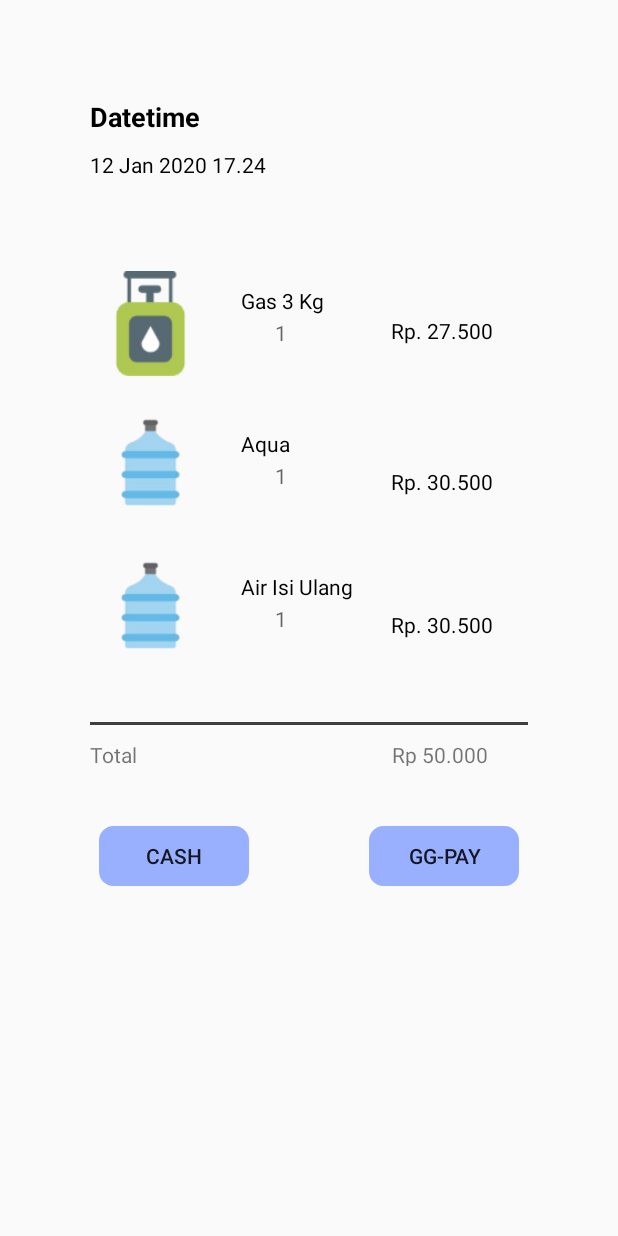
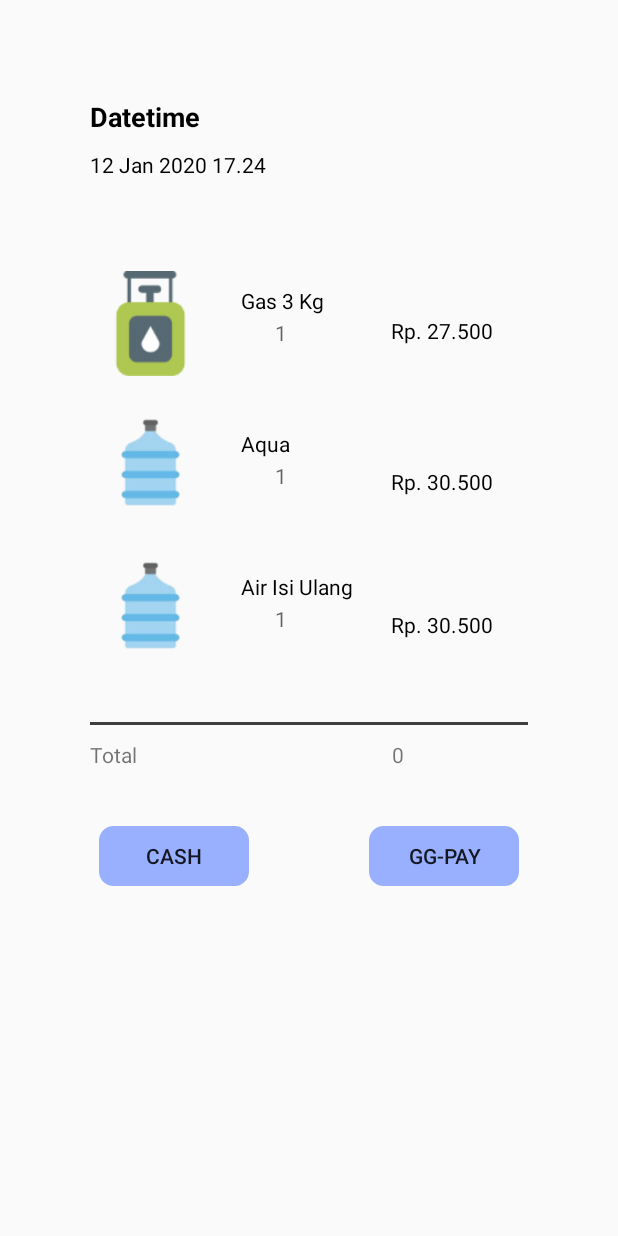
Before and after one commit to rizqikrisandika/Android-Gaslon, an Android app: the orderdetail screen opened directly, with no data from a screen before it, on a phone screen of 412 x 824 dp. Run offline under Robolectric (Android 15) with nearby library versions, the phone set to English and light mode, and no system bars; our stand-ins replace Firebase (no records; nobody signed in at launch, a user with empty details on screens opened directly); 9 statements that could not run were skipped.

Commit message:
update orderdetail tp rung isoh

```diff
--- a/app/src/main/java/com/example/gaslon/Splashscreen.java
+++ b/app/src/main/java/com/example/gaslon/Splashscreen.java
@@ -5,21 +5,18 @@ import android.os.Bundle;
 import android.view.animation.Animation;
 import android.view.animation.AnimationUtils;
 import android.widget.ImageView;
-import android.widget.TextView;
 
 import androidx.appcompat.app.AppCompatActivity;
 
 public class Splashscreen extends AppCompatActivity {
     Animation anim;
     ImageView imageView;
-    TextView textSplash;
 
     @Override
     protected void onCreate(Bundle savedInstanceState) {
         super.onCreate(savedInstanceState);
         setContentView(R.layout.activity_splashscreen);
         imageView = findViewById(R.id.imageView2);
-        textSplash = findViewById(R.id.textSplash);
         anim = AnimationUtils.loadAnimation(getApplicationContext(), R.anim.fade_in);
         anim.setAnimationListener(new Animation.AnimationListener() {
             @Override
--- a/app/src/main/java/com/example/gaslon/orderdetail.java
+++ b/app/src/main/java/com/example/gaslon/orderdetail.java
@@ -6,6 +6,7 @@ import android.widget.TextView;
 import androidx.annotation.NonNull;
 import androidx.appcompat.app.AppCompatActivity;
 
+import com.example.gaslon.Model.OrderData;
 import com.google.firebase.auth.FirebaseAuth;
 import com.google.firebase.database.DataSnapshot;
 import com.google.firebase.database.DatabaseError;
@@ -15,10 +16,11 @@ import com.google.firebase.database.ValueEventListener;
 
 public class orderdetail extends AppCompatActivity {
     private FirebaseAuth mAuth;
-    private DatabaseReference profileUser;
+    private DatabaseReference idorder;
     private String currentUserId;
     private TextView qtGas,qtGalon,qtisi;
     private TextView hrgGas,hrgGalon,hrgIsi,total;
+    OrderData orderData;
 
     @Override
     protected void onCreate(Bundle savedInstanceState) {
@@ -33,25 +35,45 @@ public class orderdetail extends AppCompatActivity {
         hrgIsi = findViewById(R.id.txtHargaDetailIsi);
         total = findViewById(R.id.totalDetail);
 
-        mAuth = FirebaseAuth.getInstance();
-        profileUser = FirebaseDatabase.getInstance().getReference().child("Order");
+        idorder = FirebaseDatabase.getInstance().getReference().child("Order");
 
-        profileUser.addValueEventListener(new ValueEventListener() {
+        idorder.addValueEventListener(new ValueEventListener() {
             @Override
             public void onDataChange(@NonNull DataSnapshot dataSnapshot) {
-                if (dataSnapshot.exists()){
-                    String totalGas = dataSnapshot.child("quantityGas").getValue().toString();
-                    String totalGalon = dataSnapshot.child("quantityGalon").getValue().toString();
-                    String totalIsi = dataSnapshot.child("quantityIsiUlang").getValue().toString();
+                //if (dataSnapshot.exists()){
+                    //String totalGas = dataSnapshot.child("quantityGas").getValue().toString();
+                    //String totalGalon = dataSnapshot.child("quantityGalon").getValue().toString();
+                    //String totalIsi = dataSnapshot.child("quantityIsiUlang").getValue().toString();
 
-                    qtGas.setText(totalGas);
-                    qtGalon.setText(totalGalon);
-                    qtisi.setText(totalIsi);
-                    hrgGas.setText((Integer.parseInt(totalGas))*27500);
-                    hrgGalon.setText((Integer.parseInt(totalGalon))*30500);
-                    hrgIsi.setText((Integer.parseInt(totalIsi))*30500);
-                    total.setText(((Integer.parseInt(totalGas))*27500)+((Integer.parseInt(totalGalon))*30500)+((Integer.parseInt(totalIsi))*30500));
-                }
+                    //qtGas.setText(totalGas);
+                    //qtGalon.setText(totalGalon);
+                    //qtisi.setText(totalIsi);
+                    //hrgGas.setText((Integer.parseInt(totalGas))*27500);
+                    //hrgGalon.setText((Integer.parseInt(totalGalon))*30500);
+                    //hrgIsi.setText((Integer.parseInt(totalIsi))*30500);
+                    //total.setText(((Integer.parseInt(totalGas))*27500)+
+                            //((Integer.parseInt(totalGalon))*30500)+
+                            //((Integer.parseInt(totalIsi))*30500));
+                orderData = dataSnapshot.getValue(OrderData.class);
+
+                int odrGas = Integer.parseInt(orderData.getQuantityGas());
+                int odrGalon = Integer.parseInt(orderData.getQuantityGalon());
+                int odrIsi = Integer.parseInt(orderData.getQuantityIsiUlang());
+
+                int totGas = odrGas*27500;
+                int totGalon = odrGalon*30500;
+                int totIsi = odrIsi*30500;
+                int totalall = totGas + totGalon + totIsi;
+
+                qtGas.setText(orderData.getQuantityGas());
+                qtGalon.setText(orderData.getQuantityGalon());
+                qtisi.setText(orderData.getQuantityIsiUlang());
+
+                    hrgGas.setText(String.valueOf(totGas));
+                    hrgGalon.setText(String.valueOf(totGalon));
+                    hrgIsi.setText(String.valueOf(totIsi));
+                    total.setText(String.valueOf(totalall));
+                //}
             }
 
             @Override
--- a/app/src/main/res/layout-sw420dp/activity_orderdetail.xml
+++ b/app/src/main/res/layout-sw420dp/activity_orderdetail.xml
@@ -240,35 +240,7 @@
         android:layout_marginRight="60dp"
         android:orientation="vertical">
 
-
-        <LinearLayout
-            android:layout_width="match_parent"
-            android:layout_height="27dp"
-            android:orientation="horizontal">
-
-            <TextView
-                android:layout_width="wrap_content"
-                android:layout_height="wrap_content"
-                android:layout_marginTop="10dp"
-                android:layout_marginRight="55dp"
-                android:gravity="left"
-                android:text="Subs Total" />
-
-            <TextView
-                android:id="@+id/subsDetail"
-                android:layout_width="wrap_content"
-                android:layout_height="wrap_content"
-                android:layout_marginLeft="80dp"
-                android:layout_marginTop="10dp"
-                android:text="Rp 50.000" />
-        </LinearLayout>
     </LinearLayout>
-
-
-
-
-
-
 
     <LinearLayout
         android:layout_width="match_parent"
--- a/app/src/main/res/layout-sw600dp/activity_orderdetail.xml
+++ b/app/src/main/res/layout-sw600dp/activity_orderdetail.xml
@@ -240,35 +240,7 @@
         android:layout_marginRight="60dp"
         android:orientation="vertical">
 
-
-        <LinearLayout
-            android:layout_width="match_parent"
-            android:layout_height="27dp"
-            android:orientation="horizontal">
-
-            <TextView
-                android:layout_width="wrap_content"
-                android:layout_height="wrap_content"
-                android:layout_marginTop="10dp"
-                android:layout_marginRight="55dp"
-                android:gravity="left"
-                android:text="Subs Total" />
-
-            <TextView
-                android:id="@+id/subsDetail"
-                android:layout_width="wrap_content"
-                android:layout_height="wrap_content"
-                android:layout_marginLeft="80dp"
-                android:layout_marginTop="10dp"
-                android:text="Rp 50.000" />
-        </LinearLayout>
     </LinearLayout>
-
-
-
-
-
-
 
     <LinearLayout
         android:layout_width="match_parent"
--- a/app/src/main/res/layout-sw720dp/activity_orderdetail.xml
+++ b/app/src/main/res/layout-sw720dp/activity_orderdetail.xml
@@ -240,35 +240,7 @@
         android:layout_marginRight="60dp"
         android:orientation="vertical">
 
-
-        <LinearLayout
-            android:layout_width="match_parent"
-            android:layout_height="27dp"
-            android:orientation="horizontal">
-
-            <TextView
-                android:layout_width="wrap_content"
-                android:layout_height="wrap_content"
-                android:layout_marginTop="10dp"
-                android:layout_marginRight="55dp"
-                android:gravity="left"
-                android:text="Subs Total" />
-
-            <TextView
-                android:id="@+id/subsDetail"
-                android:layout_width="wrap_content"
-                android:layout_height="wrap_content"
-                android:layout_marginLeft="80dp"
-                android:layout_marginTop="10dp"
-                android:text="Rp 50.000" />
-        </LinearLayout>
     </LinearLayout>
-
-
-
-
-
-
 
     <LinearLayout
         android:layout_width="match_parent"
```
Also changed, not shown: app/src/main/java/com/example/gaslon/Order.java (+11 -19 lines), app/src/main/java/com/example/gaslon/Orderloc.java (+8 -157 lines), app/src/main/java/com/example/gaslon/Store.java (+6 -6 lines), app/src/main/res/layout-sw320dp/activity_splashscreen.xml (+1 -12 lines), app/src/main/res/layout-sw320dp/content_map.xml (+0 -13 lines), app/src/main/res/layout-sw420dp/activity_splashscreen.xml (+1 -12 lines), app/src/main/res/layout-sw420dp/content_map.xml (+0 -13 lines), app/src/main/res/layout-sw600dp/activity_splashscreen.xml (+1 -12 lines), app/src/main/res/layout-sw600dp/content_map.xml (+0 -13 lines), app/src/main/res/layout-sw720dp/activity_splashscreen.xml (+1 -12 lines), app/src/main/res/layout-sw720dp/content_map.xml (+0 -13 lines), app/src/main/res/layout/activity_splashscreen.xml (+1 -12 lines), app/src/main/res/layout/content_map.xml (+0 -13 lines).
